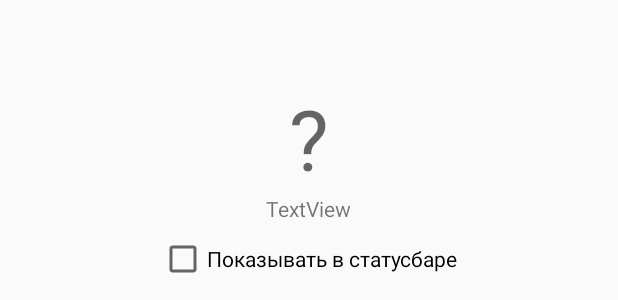
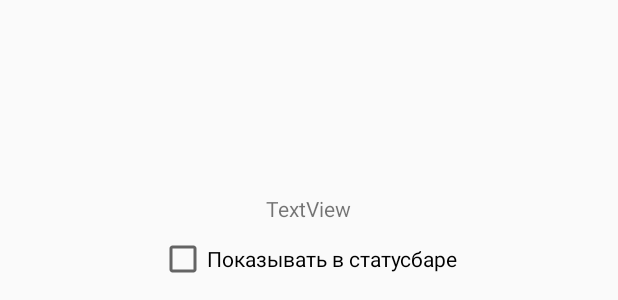
Before and after one commit to messbees/SmartAquarium, an Android app: the layout activity_main.xml on its own in the app's theme, with its tools: preview values and no code run, on a phone screen of 412 x 824 dp. Shown: the part 394-694 px from the top of the screen. Run offline under Robolectric (Android 15) with nearby library versions, the phone set to English and light mode, and no system bars.

```diff
--- a/app/src/main/res/layout/activity_main.xml
+++ b/app/src/main/res/layout/activity_main.xml
@@ -41,7 +41,7 @@
                 android:layout_width="wrap_content"
                 android:layout_height="wrap_content"
                 android:layout_gravity="center_horizontal"
-                android:text="?"
+                android:text=""
                 android:textAppearance="@style/TextAppearance.AppCompat.Display3" />
 
             <TextView
```
